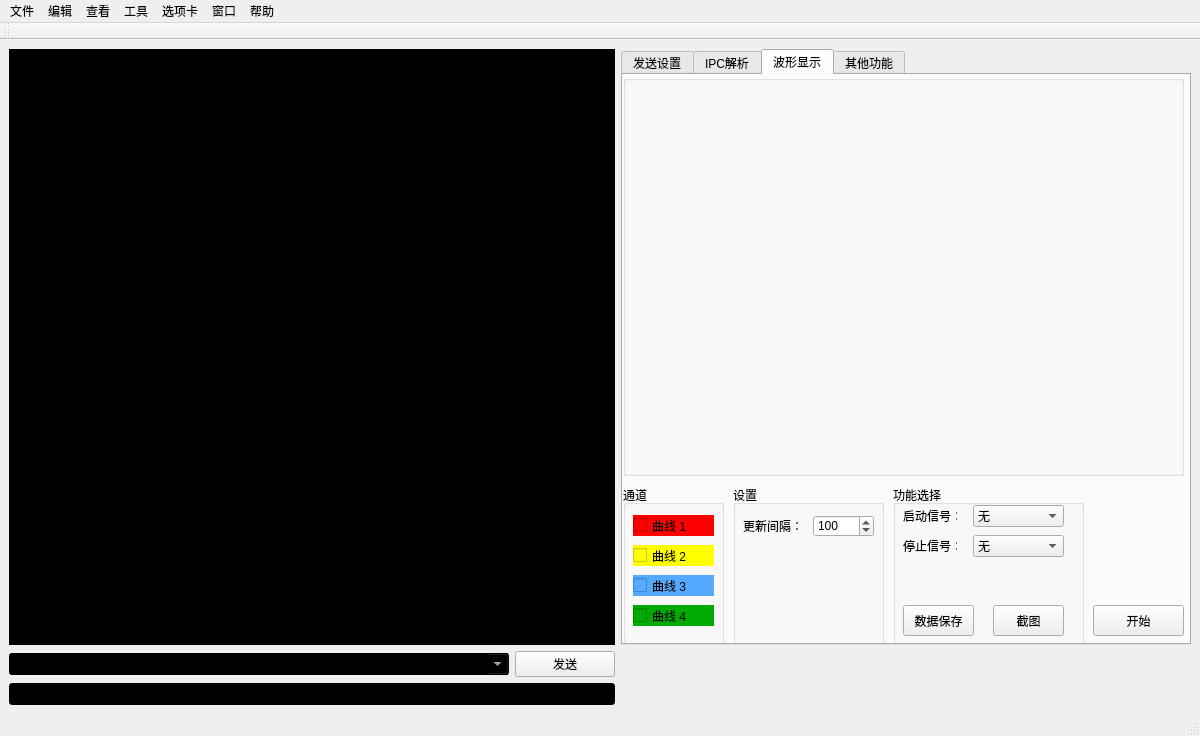
Above: ui/mainwindow.ui from Lancer-zhang/py_serialtool before the change. Below: the same form after it.
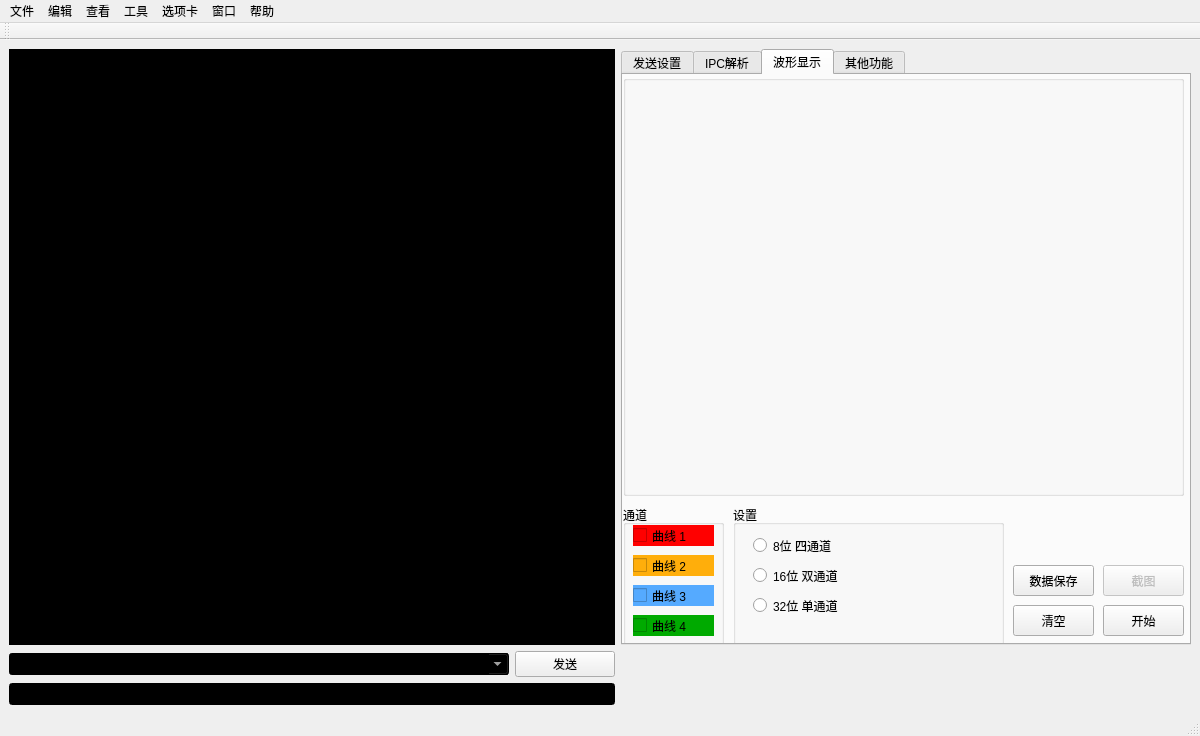
That is the form after the change. The open tabs and pages were chosen to show the change.

```diff
--- a/ui/mainwindow.ui
+++ b/ui/mainwindow.ui
@@ -1035,7 +1035,7 @@
           <x>0</x>
           <y>0</y>
           <width>561</width>
-          <height>401</height>
+          <height>421</height>
          </rect>
         </property>
         <property name="title">
@@ -1046,50 +1046,51 @@
         <property name="geometry">
          <rect>
           <x>110</x>
-          <y>410</y>
-          <width>151</width>
-          <height>161</height>
+          <y>430</y>
+          <width>271</width>
+          <height>141</height>
          </rect>
         </property>
         <property name="title">
          <string>设置</string>
         </property>
-        <widget class="QLabel" name="label_53">
+        <widget class="QRadioButton" name="radioButton">
          <property name="geometry">
           <rect>
-           <x>10</x>
+           <x>20</x>
            <y>30</y>
-           <width>61</width>
+           <width>91</width>
            <height>21</height>
           </rect>
          </property>
          <property name="text">
-          <string>更新间隔：</string>
+          <string>8位 四通道</string>
          </property>
         </widget>
-        <widget class="QSpinBox" name="spinBox_gap">
+        <widget class="QRadioButton" name="radioButton_2">
          <property name="geometry">
           <rect>
-           <x>80</x>
-           <y>30</y>
-           <width>61</width>
-           <height>22</height>
+           <x>20</x>
+           <y>60</y>
+           <width>91</width>
+           <height>21</height>
           </rect>
          </property>
-         <property name="minimum">
-          <number>5</number>
+         <property name="text">
+          <string>16位 双通道</string>
          </property>
-         <property name="maximum">
-          <number>5000</number>
+        </widget>
+        <widget class="QRadioButton" name="radioButton_3">
+         <property name="geometry">
+          <rect>
+           <x>20</x>
+           <y>90</y>
+           <width>91</width>
+           <height>21</height>
+          </rect>
          </property>
-         <property name="singleStep">
-          <number>5</number>
-         </property>
-         <property name="value">
-          <number>100</number>
-         </property>
-         <property name="displayIntegerBase">
-          <number>10</number>
+         <property name="text">
+          <string>32位 单通道</string>
          </property>
         </widget>
        </widget>
@@ -1097,9 +1098,9 @@
         <property name="geometry">
          <rect>
           <x>0</x>
-          <y>410</y>
+          <y>430</y>
           <width>101</width>
-          <height>161</height>
+          <height>141</height>
          </rect>
         </property>
         <property name="title">
@@ -1109,7 +1110,7 @@
          <property name="geometry">
           <rect>
            <x>10</x>
-           <y>120</y>
+           <y>110</y>
            <width>81</width>
            <height>21</height>
           </rect>
@@ -1125,7 +1126,7 @@
          <property name="geometry">
           <rect>
            <x>10</x>
-           <y>30</y>
+           <y>20</y>
            <width>81</width>
            <height>21</height>
           </rect>
@@ -1141,13 +1142,13 @@
          <property name="geometry">
           <rect>
            <x>10</x>
-           <y>60</y>
+           <y>50</y>
            <width>81</width>
            <height>21</height>
           </rect>
          </property>
          <property name="styleSheet">
-          <string notr="true">background-color: rgb(255, 255, 0);</string>
+          <string notr="true">background-color: rgb(255, 174, 11);</string>
          </property>
          <property name="text">
           <string>曲线 2</string>
@@ -1157,7 +1158,7 @@
          <property name="geometry">
           <rect>
            <x>10</x>
-           <y>90</y>
+           <y>80</y>
            <width>81</width>
            <height>21</height>
           </rect>
@@ -1170,137 +1171,12 @@
          </property>
         </widget>
        </widget>
-       <widget class="QGroupBox" name="groupBox_11">
-        <property name="geometry">
-         <rect>
-          <x>270</x>
-          <y>410</y>
-          <width>191</width>
-          <height>161</height>
-         </rect>
-        </property>
-        <property name="title">
-         <string>功能选择</string>
-        </property>
-        <widget class="QPushButton" name="pushButton_datasave">
-         <property name="geometry">
-          <rect>
-           <x>10</x>
-           <y>120</y>
-           <width>71</width>
-           <height>31</height>
-          </rect>
-         </property>
-         <property name="text">
-          <string>数据保存</string>
-         </property>
-        </widget>
-        <widget class="QPushButton" name="pushButton_pic">
-         <property name="geometry">
-          <rect>
-           <x>100</x>
-           <y>120</y>
-           <width>71</width>
-           <height>31</height>
-          </rect>
-         </property>
-         <property name="text">
-          <string>截图</string>
-         </property>
-        </widget>
-        <widget class="QLabel" name="label_54">
-         <property name="geometry">
-          <rect>
-           <x>10</x>
-           <y>20</y>
-           <width>54</width>
-           <height>21</height>
-          </rect>
-         </property>
-         <property name="text">
-          <string>启动信号：</string>
-         </property>
-        </widget>
-        <widget class="QLabel" name="label_55">
-         <property name="geometry">
-          <rect>
-           <x>10</x>
-           <y>50</y>
-           <width>54</width>
-           <height>21</height>
-          </rect>
-         </property>
-         <property name="text">
-          <string>停止信号：</string>
-         </property>
-        </widget>
-        <widget class="QComboBox" name="comboBox_startsig">
-         <property name="geometry">
-          <rect>
-           <x>80</x>
-           <y>20</y>
-           <width>91</width>
-           <height>22</height>
-          </rect>
-         </property>
-         <item>
-          <property name="text">
-           <string>无</string>
-          </property>
-         </item>
-         <item>
-          <property name="text">
-           <string>上升沿</string>
-          </property>
-         </item>
-         <item>
-          <property name="text">
-           <string>下降沿</string>
-          </property>
-         </item>
-         <item>
-          <property name="text">
-           <string>变化</string>
-          </property>
-         </item>
-        </widget>
-        <widget class="QComboBox" name="comboBox_stopsig">
-         <property name="geometry">
-          <rect>
-           <x>80</x>
-           <y>50</y>
-           <width>91</width>
-           <height>22</height>
-          </rect>
-         </property>
-         <item>
-          <property name="text">
-           <string>无</string>
-          </property>
-         </item>
-         <item>
-          <property name="text">
-           <string>上升沿</string>
-          </property>
-         </item>
-         <item>
-          <property name="text">
-           <string>下降沿</string>
-          </property>
-         </item>
-         <item>
-          <property name="text">
-           <string>变化</string>
-          </property>
-         </item>
-        </widget>
-       </widget>
        <widget class="QPushButton" name="pushButton_plot">
         <property name="geometry">
          <rect>
-          <x>470</x>
+          <x>480</x>
           <y>530</y>
-          <width>91</width>
+          <width>81</width>
           <height>31</height>
          </rect>
         </property>
@@ -1308,6 +1184,51 @@
          <string>开始</string>
         </property>
        </widget>
+       <widget class="QPushButton" name="pushButton_pic">
+        <property name="enabled">
+         <bool>false</bool>
+        </property>
+        <property name="geometry">
+         <rect>
+          <x>480</x>
+          <y>490</y>
+          <width>81</width>
+          <height>31</height>
+         </rect>
+        </property>
+        <property name="text">
+         <string>截图</string>
+        </property>
+        <property name="checkable">
+         <bool>false</bool>
+        </property>
+       </widget>
+       <widget class="QPushButton" name="pushButton_datasave">
+        <property name="geometry">
+         <rect>
+          <x>390</x>
+          <y>490</y>
+          <width>81</width>
+          <height>31</height>
+         </rect>
+        </property>
+        <property name="text">
+         <string>数据保存</string>
+        </property>
+       </widget>
+       <widget class="QPushButton" name="pushButton_pic_2">
+        <property name="geometry">
+         <rect>
+          <x>390</x>
+          <y>530</y>
+          <width>81</width>
+          <height>31</height>
+         </rect>
+        </property>
+        <property name="text">
+         <string>清空</string>
+        </property>
+       </widget>
       </widget>
       <widget class="QWidget" name="tab_other">
        <attribute name="title">
```
Left out of the diff: 46 changed lines with no effect on the pictures.
